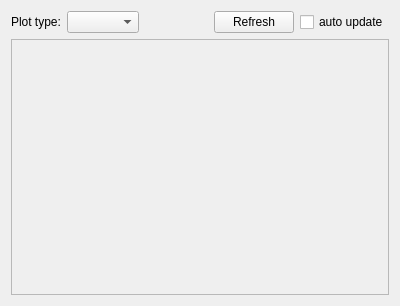
Qt form python/soma/jobs/gui/PlotWidget.ui (populse/soma-workflow) before a commit.
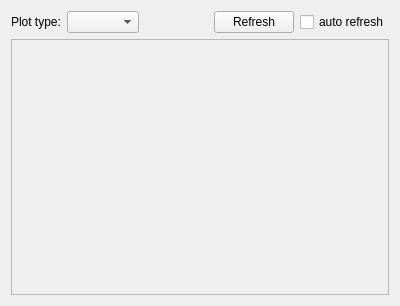
The same form after that commit.

Commit message: Gui: corrected plots.

Patch:
```diff
--- a/python/soma/jobs/gui/PlotWidget.ui
+++ b/python/soma/jobs/gui/PlotWidget.ui
@@ -52,7 +52,7 @@
      <item>
       <widget class="QCheckBox" name="checkbox_auto_update">
        <property name="text">
-        <string>auto update</string>
+        <string>auto refresh</string>
        </property>
        <property name="tristate">
         <bool>false</bool>
```
The commit also changes 1 other file.
